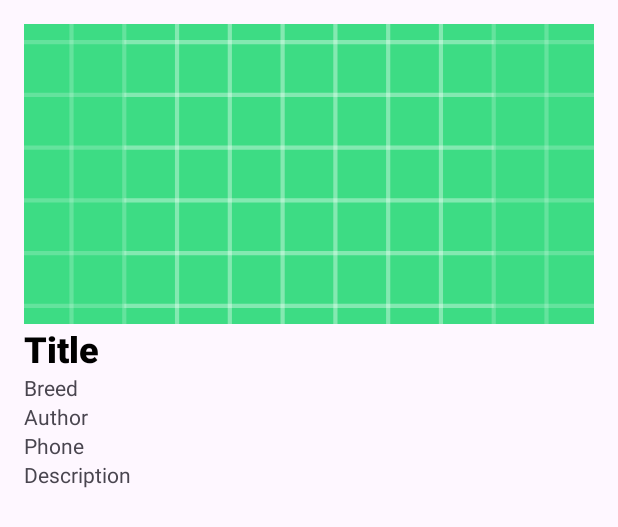
After one commit to simunjelic/NRAMU_project, an Android app: the layout post_item_list_view.xml on its own in the app's theme, with its tools: preview values and no code run, on a phone screen of 412 x 824 dp. The commit adds this screen. Shown: the top 527 px of the screen. Run offline under Robolectric (Android 15) with nearby library versions, the phone set to English and light mode, and no system bars.

Commit message:
Real Post add

```diff
--- a/app/build.gradle.kts
+++ b/app/build.gradle.kts
@@ -38,6 +38,9 @@ dependencies {
     implementation("com.google.firebase:firebase-database:20.3.0")
     implementation("com.squareup.picasso:picasso:2.8")
     implementation("com.google.firebase:firebase-storage:20.3.0")
+
+    implementation("com.firebaseui:firebase-ui-database:8.0.2")
+
     testImplementation("junit:junit:4.13.2")
     androidTestImplementation("androidx.test.ext:junit:1.1.5")
     androidTestImplementation("androidx.test.espresso:espresso-core:3.5.1")
--- /dev/null
+++ b/app/src/main/res/layout/post_item_list_view.xml
@@ -0,0 +1,66 @@
+<?xml version="1.0" encoding="utf-8"?>
+<androidx.constraintlayout.widget.ConstraintLayout xmlns:android="http://schemas.android.com/apk/res/android"
+    xmlns:app="http://schemas.android.com/apk/res-auto"
+    xmlns:tools="http://schemas.android.com/tools"
+    android:layout_width="match_parent"
+    android:layout_height="wrap_content">
+
+    <LinearLayout
+        android:layout_width="0dp"
+        android:layout_height="wrap_content"
+        android:orientation="vertical"
+        app:layout_constraintEnd_toEndOf="parent"
+        app:layout_constraintStart_toStartOf="parent"
+        app:layout_constraintTop_toTopOf="parent"
+        android:padding="16dp">
+
+        <ImageView
+            android:id="@+id/postImage"
+            android:layout_width="match_parent"
+            android:layout_height="200dp"
+            android:src="@drawable/ic_launcher_background"
+            android:elevation="4dp"
+            android:scaleType="centerCrop" />
+
+        <TextView
+            android:id="@+id/title"
+            android:layout_width="match_parent"
+            android:layout_height="wrap_content"
+            android:fontFamily="sans-serif-black"
+            android:text="Title"
+            android:textSize="24sp"
+            android:textColor="#000000"
+            android:drawablePadding="8dp"
+            android:elevation="2dp" />
+
+
+        <TextView
+            android:id="@+id/breed"
+            android:layout_width="match_parent"
+            android:layout_height="wrap_content"
+            android:text="Breed"
+
+            android:drawablePadding="8dp" />
+
+        <TextView
+            android:id="@+id/author"
+            android:layout_width="match_parent"
+            android:layout_height="wrap_content"
+            android:text="Author"
+            android:drawablePadding="8dp" />
+
+        <TextView
+            android:id="@+id/phone"
+            android:layout_width="match_parent"
+            android:layout_height="wrap_content"
+            android:text="Phone"
+            android:drawablePadding="8dp" />
+
+        <TextView
+            android:id="@+id/description"
+            android:layout_width="match_parent"
+            android:layout_height="wrap_content"
+            android:drawablePadding="8dp"
+            android:text="Description" />
+    </LinearLayout>
+</androidx.constraintlayout.widget.ConstraintLayout>
```
Also changed, not shown: app/src/main/java/ba/sum/fsre/nramu_project/Model/Post.java (added, +26 -0 lines), app/src/main/java/ba/sum/fsre/nramu_project/adapter/PostAdapter.java (added, +72 -0 lines), app/src/main/java/ba/sum/fsre/nramu_project/fragment/PostsFragment.java (+43 -2 lines), app/src/main/res/layout/fragment_posts.xml (+11 -8 lines).
